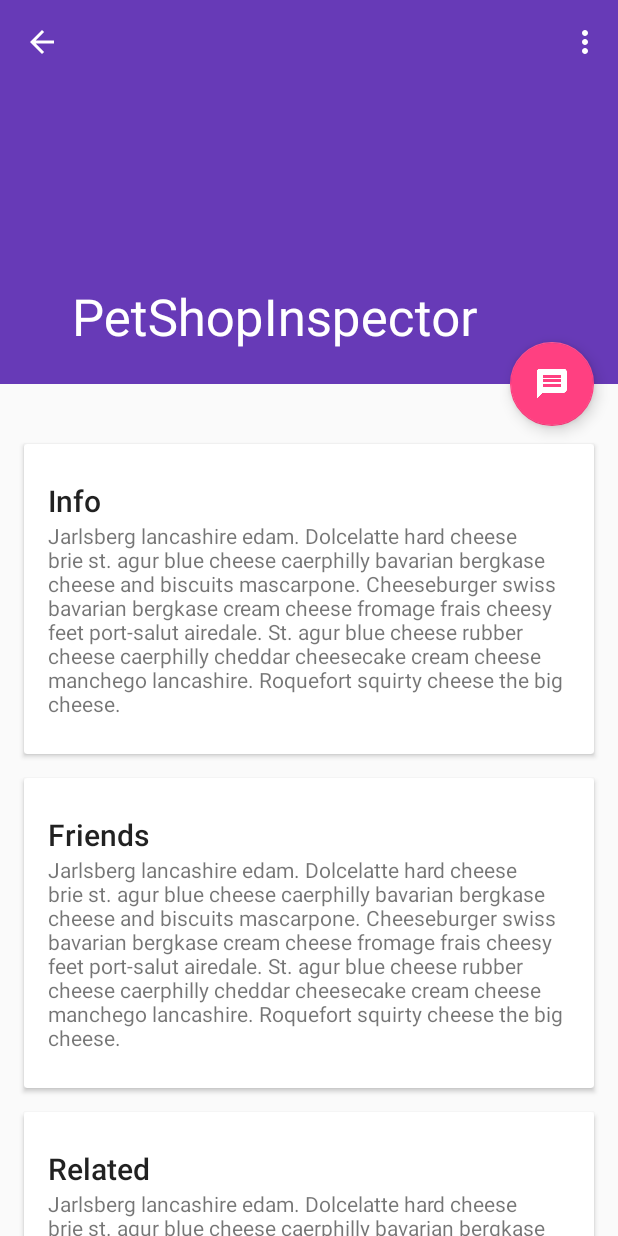
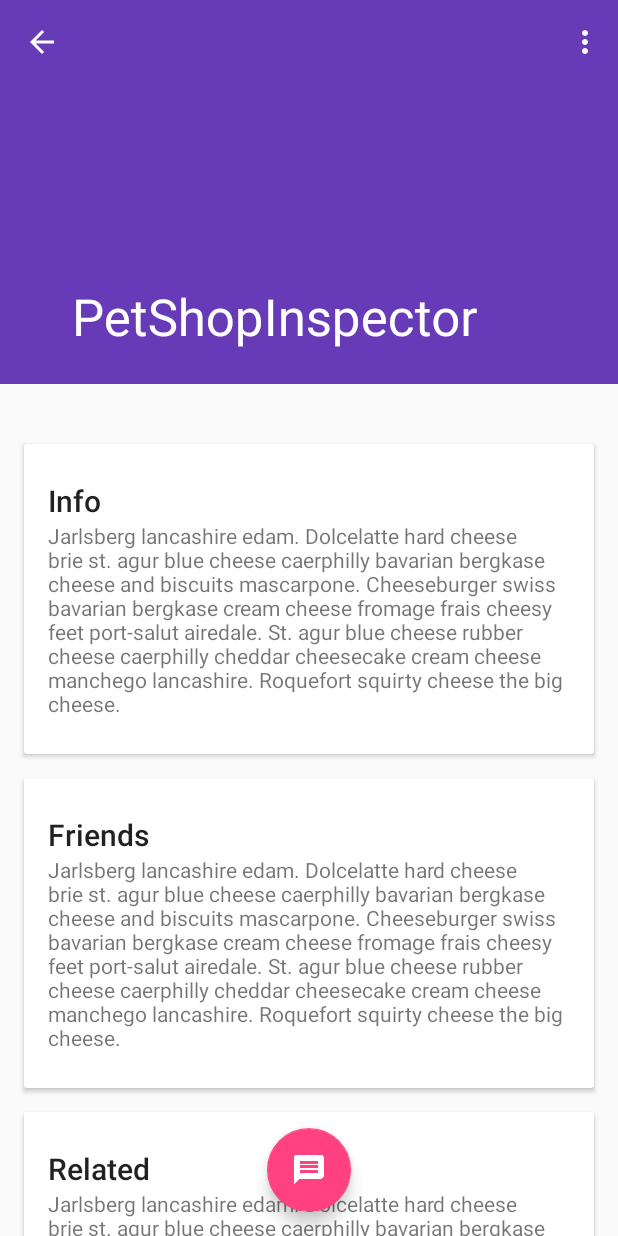
Before and after one commit to codepath-android-group-b/petshop-checker, an Android app: the ShopDetailActivity screen opened directly, with no data from a screen before it, on a phone screen of 412 x 824 dp. Run offline under Robolectric (Android 15) with nearby library versions, the phone set to English and light mode, and no system bars; 1 statement that could not run was skipped.

Commit message:
Modify layout.

```diff
--- a/app/src/main/java/lin/leila/petshopinspector/ShopDetailActivity.java
+++ b/app/src/main/java/lin/leila/petshopinspector/ShopDetailActivity.java
@@ -17,7 +17,7 @@ import com.bumptech.glide.Glide;
 
 public class ShopDetailActivity extends AppCompatActivity {
 
-    public static final String EXTRA_NAME = "cheese_name";
+    public static final String EXTRA_NAME = "shop_name";
 
     @Override
     public void onCreate(Bundle savedInstanceState) {
--- a/app/src/main/res/layout/activity_detail.xml
+++ b/app/src/main/res/layout/activity_detail.xml
@@ -47,7 +47,8 @@
     <android.support.v4.widget.NestedScrollView
         android:layout_width="match_parent"
         android:layout_height="match_parent"
-        app:layout_behavior="@string/appbar_scrolling_view_behavior">
+        app:layout_behavior="@string/appbar_scrolling_view_behavior"
+        android:id="@+id/nestedScrollView">
 
         <LinearLayout
             android:layout_width="match_parent"
@@ -139,12 +140,14 @@
     </android.support.v4.widget.NestedScrollView>
 
     <android.support.design.widget.FloatingActionButton
+        android:id="@+id/floatingActionButton"
+        android:layout_width="wrap_content"
         android:layout_height="wrap_content"
-        android:layout_width="wrap_content"
-        app:layout_anchor="@id/appbar"
-        app:layout_anchorGravity="bottom|right|end"
+        android:layout_gravity="top|center_horizontal"
+        android:layout_margin="@dimen/fab_margin"
+        android:clickable="true"
         android:src="@drawable/ic_discuss"
-        android:layout_margin="@dimen/fab_margin"
-        android:clickable="true"/>
+        app:layout_anchor="@+id/nestedScrollView"
+        app:layout_anchorGravity="bottom|center_horizontal" />
 
 </android.support.design.widget.CoordinatorLayout>
```
Also changed, not shown: app/src/main/res/layout/list_item.xml (+10 -13 lines).
